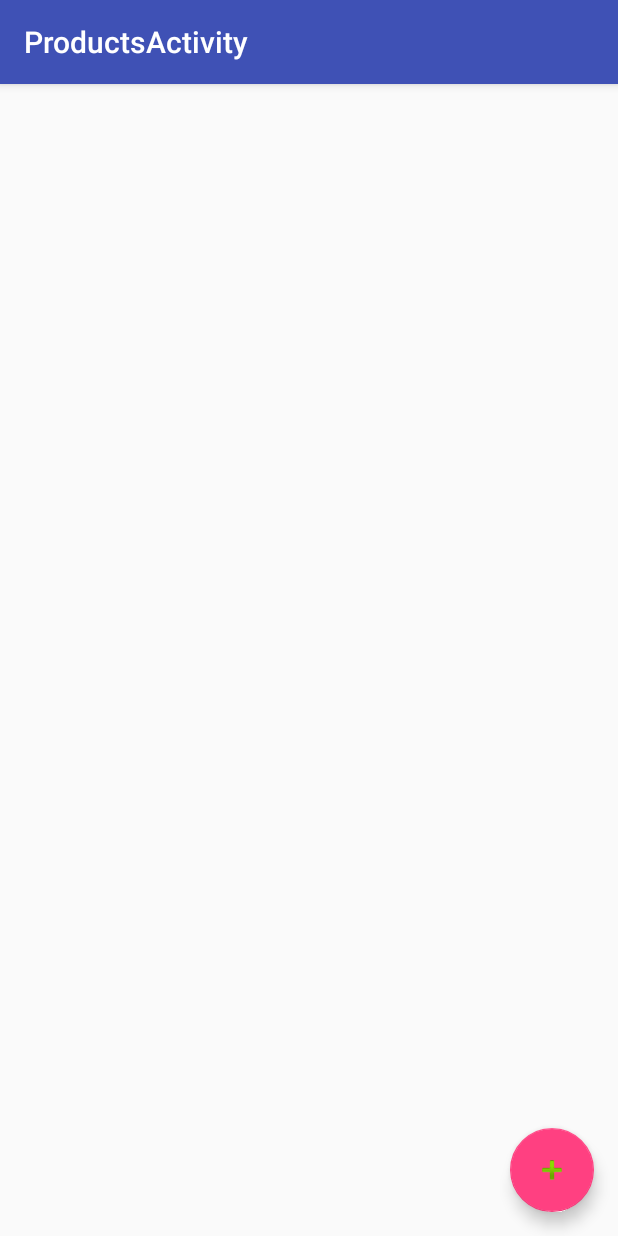
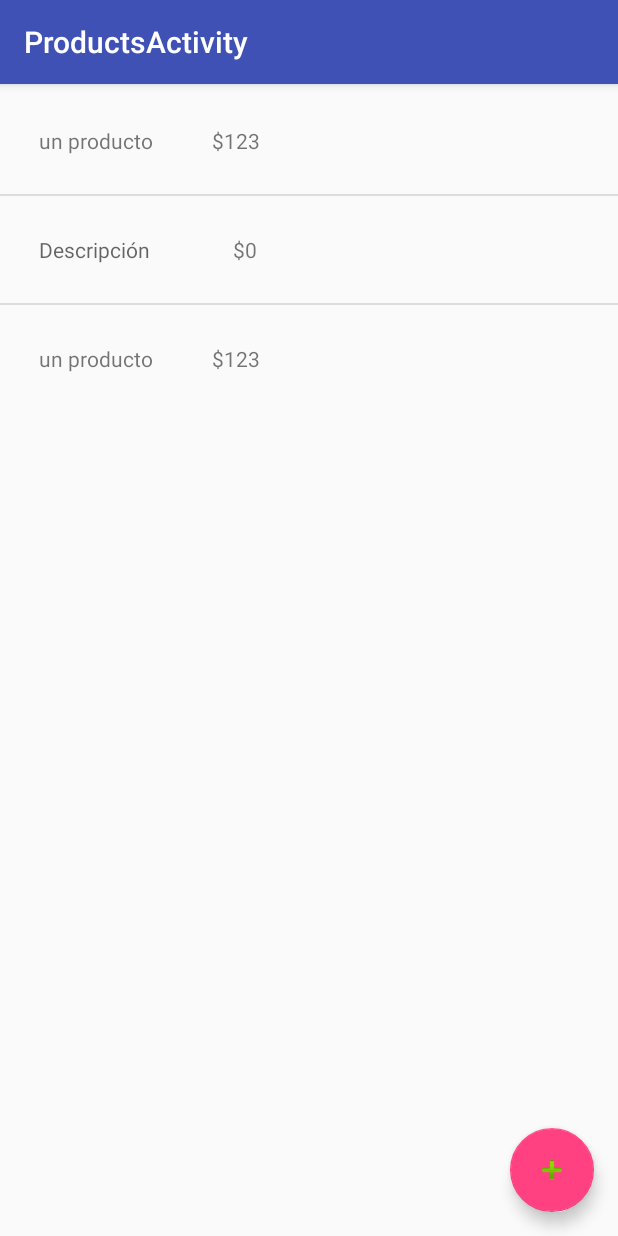
Before and after one commit to charloq/MiniSalesManager, an Android app: the MainActivity screen opened directly, with no data from a screen before it, after a tap on "PRODUCTOS", on a phone screen of 412 x 824 dp. Run offline under Robolectric (Android 15) with nearby library versions, the phone set to English and light mode, and no system bars; libraries missing offline, so code that uses them is left out: com.google.zxing.integration.

Commit message:
Product casi listo

```diff
--- a/app/src/main/java/com/manager/minisalesmanager/activity/MainActivity.java
+++ b/app/src/main/java/com/manager/minisalesmanager/activity/MainActivity.java
@@ -7,6 +7,9 @@ import android.view.View;
 import android.widget.Button;
 
 import com.manager.minisalesmanager.R;
+import com.manager.minisalesmanager.dao.DataBaseHandler;
+
+import java.math.BigDecimal;
 
 public class MainActivity extends AppCompatActivity {
 
@@ -14,6 +17,8 @@ public class MainActivity extends AppCompatActivity {
     protected void onCreate(Bundle savedInstanceState) {
         super.onCreate(savedInstanceState);
         setContentView(R.layout.activity_main);
+        DataBaseHandler db = new DataBaseHandler(this);
+        db.addProduct("un producto", new BigDecimal(123), "123456789");
     }
 
     public void goToProducts(View view) {
--- a/app/src/main/java/com/manager/minisalesmanager/activity/ProductsActivity.java
+++ b/app/src/main/java/com/manager/minisalesmanager/activity/ProductsActivity.java
@@ -7,10 +7,17 @@ import android.support.design.widget.Snackbar;
 import android.support.v7.app.AppCompatActivity;
 import android.support.v7.widget.Toolbar;
 import android.view.View;
+import android.widget.ArrayAdapter;
+import android.widget.CursorAdapter;
+import android.widget.ListAdapter;
+import android.widget.ListView;
 
 import com.google.zxing.integration.android.IntentIntegrator;
 import com.google.zxing.integration.android.IntentResult;
 import com.manager.minisalesmanager.R;
+import com.manager.minisalesmanager.adapters.ProductAdapter;
+import com.manager.minisalesmanager.dao.DataBaseHandler;
+import com.manager.minisalesmanager.model.Product;
 
 public class ProductsActivity extends AppCompatActivity implements View.OnClickListener{
 
@@ -21,34 +28,35 @@ public class ProductsActivity extends AppCompatActivity implements View.OnClickL
         Toolbar toolbar = (Toolbar) findViewById(R.id.toolbar);
         setSupportActionBar(toolbar);
 
+        ListView productList = (ListView) findViewById(R.id.listProduct);
+        DataBaseHandler db = new DataBaseHandler(this);
+        ProductAdapter adapter = new ProductAdapter(this, db.getProducts());
+        //ArrayAdapter<Product> adapter = new ArrayAdapter<Product>(this, android.R.layout.simple_list_item_1, db.getProducts());
+        productList.setAdapter(adapter);
+
         FloatingActionButton fab = (FloatingActionButton) findViewById(R.id.scanner_button);
-        /*fab.setOnClickListener(new View.OnClickListener() {
-            @Override
-            public void onClick(View view) {
-                Snackbar.make(view, "Replace with your own action", Snackbar.LENGTH_LONG)
-                        .setAction("Action", null).show();
-            }
-        });*/
         fab.setOnClickListener(this);
     }
 
 
     @Override
     public void onClick(View view) {
-        if(view.getId() == R.id.scanner_button) { // para saber si esta precionado
+        if(view.getId() == R.id.scanner_button) { // para saber si esta presionado
             IntentIntegrator scanIntegrator = new IntentIntegrator(this);
             scanIntegrator.initiateScan();
         }
     }
 
     public void onActivityResult(int requestCode, int resultCode, Intent intent) {
-        String scanContent ="";
+        Intent intentProductData = new Intent(this, AddProductActivity.class);
+        String scanData = "";
         IntentResult scanningResult = IntentIntegrator.parseActivityResult(requestCode, resultCode, intent);
         if(scanningResult == null) {
             //TODO: agregar una validacion
         } else {
-            scanContent = scanningResult.getContents();
-            //TODO: logica para insertar el producto -> ir a otra activity para cargar el resto de los datos
+            scanData = scanningResult.getContents();
+            intentProductData.putExtra("scanData", scanData);
+            this.startActivity(intentProductData);
         }
     }
 }
--- /dev/null
+++ b/app/src/main/java/com/manager/minisalesmanager/adapters/ProductAdapter.java
@@ -0,0 +1,43 @@
+package com.manager.minisalesmanager.adapters;
+
+import android.content.Context;
+import android.database.Cursor;
+import android.view.LayoutInflater;
+import android.view.View;
+import android.view.ViewGroup;
+import android.widget.ArrayAdapter;
+import android.widget.CursorAdapter;
+import android.widget.TextView;
+
+import com.manager.minisalesmanager.R;
+import com.manager.minisalesmanager.model.Product;
+
+import java.util.ArrayList;
+
+/**
+ * Created by charloq on 25/05/16.
+ */
+public class ProductAdapter extends ArrayAdapter<Product> {
+
+    private final Context context;
+    private final ArrayList<Product> products;
+    public ProductAdapter(Context context, ArrayList<Product> products) {
+        super(context, -1, products);
+        this.context = context;
+        this.products = products;
+    }
+
+    @Override
+    public View getView(int position, View convertView, ViewGroup parent) {
+        LayoutInflater inflater = (LayoutInflater) context.getSystemService(Context.LAYOUT_INFLATER_SERVICE);
+
+        View layoutProduct = inflater.inflate(R.layout.content_products, parent, false);
+        TextView txtDescription = (TextView)layoutProduct.findViewById(R.id.description);
+        TextView txtPrice = (TextView)layoutProduct.findViewById(R.id.price);
+        Product actualProduct = products.get(position);
+        txtDescription.setText(actualProduct.getDescription());
+        txtPrice.setText("$" + actualProduct.getPrice().toPlainString());
+
+        return layoutProduct;
+    }
+}
--- /dev/null
+++ b/app/src/main/java/com/manager/minisalesmanager/dao/DataBaseHandler.java
@@ -0,0 +1,65 @@
+package com.manager.minisalesmanager.dao;
+
+import android.content.Context;
+import android.database.sqlite.SQLiteDatabase;
+import android.database.sqlite.SQLiteOpenHelper;
+
+import com.manager.minisalesmanager.model.Product;
+
+import java.math.BigDecimal;
+import java.util.ArrayList;
+import java.util.List;
+
+/**
+ * Created by charloq on 16/05/16.
+ */
+public class DataBaseHandler extends SQLiteOpenHelper {
+
+    private static final String DATABASE_NAME = "MANAGER";
+    private static final int DATABASE_VERSION = 1;
+
+    public String getSQLCreate() {
+        StringBuilder sqlCreate = new StringBuilder();
+        sqlCreate.append("CREATE TABLE PRODUCTS (ID INTEGER NOT NULL, DESCRIPTION TEXT, PRICE REAL, BARCODE TEXT, PRIMARY KEY(ID));");
+        return sqlCreate.toString();
+    }
+
+
+    public DataBaseHandler(Context context, String name,
+                           SQLiteDatabase.CursorFactory factory, int version) {
+        super(context, name, factory, version);
+    }
+
+    public DataBaseHandler(Context context) {
+        super(context, DATABASE_NAME, null, DATABASE_VERSION);
+    }
+
+    @Override
+    public void onCreate(SQLiteDatabase sqLiteDatabase) {
+        sqLiteDatabase.execSQL(getSQLCreate());
+    }
+
+    @Override
+    public void onUpgrade(SQLiteDatabase sqLiteDatabase, int i, int i1) {
+//NOTA: Por simplicidad del ejemplo aquí utilizamos directamente la opción de
+        //      eliminar la tabla anterior y crearla de nuevo vacía con el nuevo formato.
+        //      Sin embargo lo normal será que haya que migrar datos de la tabla antigua
+        //      a la nueva, por lo que este método debería ser más elaborado.
+
+        //Se elimina la versión anterior de la tabla
+        sqLiteDatabase.execSQL("DROP TABLE IF EXISTS PRODUCTS");
+
+        //Se crea la nueva versión de la tabla
+        sqLiteDatabase.execSQL(getSQLCreate());
+    }
+
+    public long addProduct(String description, BigDecimal price, String barCode) {
+        ProductDAO dao = ProductDAO.getInstance(this.getWritableDatabase());
+        return dao.insertProduct(description, price, barCode);
+    }
+
+    public ArrayList<Product> getProducts() {
+        ProductDAO dao = ProductDAO.getInstance(this.getWritableDatabase());
+        return dao.getProducts();
+    }
+}
--- /dev/null
+++ b/app/src/main/java/com/manager/minisalesmanager/dao/ProductDAO.java
@@ -0,0 +1,70 @@
+package com.manager.minisalesmanager.dao;
+
+import android.content.ContentValues;
+import android.database.Cursor;
+import android.database.sqlite.SQLiteDatabase;
+
+import com.manager.minisalesmanager.model.Product;
+
+import java.math.BigDecimal;
+import java.util.ArrayList;
+import java.util.List;
+
+/**
+ * Created by charloq on 16/05/16.
+ */
+public class ProductDAO {
+    private SQLiteDatabase db;
+    private static ProductDAO dao;
+    private static final String PRODUCT_TABLE = "PRODUCTS";
+    private static final String PRODUCTID = "ID";
+    private static final String DESCRIPTION = "DESCRIPTION";
+    private static final String PRICE = "PRICE";
+    private static final String BARCODE = "BARCODE";
+    private static final String[] COLUMNS = {PRODUCTID, DESCRIPTION, PRICE, BARCODE};
+
+
+    public ProductDAO(SQLiteDatabase db) {
+        this.db = db;
+    }
+
+    public static ProductDAO getInstance(SQLiteDatabase db) {
+        if(dao == null) {
+            dao = new ProductDAO(db);
+        }
+        return dao;
+    }
+
+    public long insertProduct(String description, BigDecimal price, String barCode) {
+        long result = 0;
+        ContentValues row = new ContentValues();
+        row.put(DESCRIPTION, description);
+        row.put(PRICE, price.toPlainString());
+        row.put(BARCODE, barCode);
+        result = db.insert(PRODUCT_TABLE, null, row);
+        return result;
+    }
+
+    public ArrayList<Product> getProducts() {
+        ArrayList<Product> productList = new ArrayList<Product>();
+        Product product;
+        Cursor cursor = db.query(PRODUCT_TABLE, COLUMNS, null, null, null, null, null);
+        try {
+            if (cursor.moveToFirst()) {
+                do {
+                    product = new Product();
+                    product.setId(cursor.getLong(0));
+                    product.setDescription(cursor.getString(1));
+                    product.setPrice(new BigDecimal(cursor.getLong(2)));
+                    product.setBarCode(cursor.getString(3));
+                    productList.add(product);
+                } while (cursor.moveToNext());
+            }
+        } catch (Exception e) {
+            e.printStackTrace();
+        } finally {
+            cursor.close();
+        }
+        return productList;
+    }
+}
--- /dev/null
+++ b/app/src/main/java/com/manager/minisalesmanager/model/Entity.java
@@ -0,0 +1,25 @@
+package com.manager.minisalesmanager.model;
+
+/**
+ * Created by charloq on 15/05/16.
+ */
+public class Entity {
+    private Long id;
+    private String description;
+
+    public Long getId() {
+        return id;
+    }
+
+    public void setId(Long id) {
+        this.id = id;
+    }
+
+    public String getDescription() {
+        return description;
+    }
+
+    public void setDescription(String description) {
+        this.description = description;
+    }
+}
--- a/app/src/main/res/layout/activity_products.xml
+++ b/app/src/main/res/layout/activity_products.xml
@@ -20,8 +20,15 @@
             app:popupTheme="@style/AppTheme.PopupOverlay" />
 
     </android.support.design.widget.AppBarLayout>
-
-    <include layout="@layout/content_products" />
+    <ListView
+        android:layout_width="wrap_content"
+        android:layout_height="wrap_content"
+        android:id="@+id/listProduct"
+        android:layout_alignParentTop="true"
+        android:layout_alignParentStart="true"
+        android:layout_alignParentBottom="true"
+        android:layout_marginTop="58dp"/>
+    <!--<include layout="@layout/content_products" />-->
 
     <android.support.design.widget.FloatingActionButton
         android:id="@+id/scanner_button"
--- a/app/src/main/res/layout/content_products.xml
+++ b/app/src/main/res/layout/content_products.xml
@@ -1,15 +1,46 @@
 <?xml version="1.0" encoding="utf-8"?>
-<RelativeLayout xmlns:android="http://schemas.android.com/apk/res/android"
-    xmlns:app="http://schemas.android.com/apk/res-auto"
-    xmlns:tools="http://schemas.android.com/tools"
-    android:layout_width="match_parent"
+<LinearLayout xmlns:android="http://schemas.android.com/apk/res/android"
+    android:orientation="vertical" android:layout_width="match_parent"
     android:layout_height="match_parent"
-    android:paddingBottom="@dimen/activity_vertical_margin"
-    android:paddingLeft="@dimen/activity_horizontal_margin"
-    android:paddingRight="@dimen/activity_horizontal_margin"
-    android:paddingTop="@dimen/activity_vertical_margin"
-    app:layout_behavior="@string/appbar_scrolling_view_behavior"
-    tools:context="com.manager.minisalesmanager.activity.ProductsActivity"
-    tools:showIn="@layout/activity_products">
+    android:weightSum="1">
 
-</RelativeLayout>
+    <LinearLayout
+        android:orientation="horizontal"
+        android:layout_width="match_parent"
+        android:layout_height="wrap_content"
+        android:padding="10dp">
+
+        <TextView
+            android:id="@id/description"
+            android:hint="@string/description"
+            android:layout_width="wrap_content"
+            android:layout_height="match_parent"
+            android:gravity="left"
+            android:padding="@dimen/fab_margin"/>
+
+        <TextView
+            android:id="@id/price"
+            android:hint="@string/price"
+            android:layout_width="wrap_content"
+            android:layout_height="match_parent"
+            android:gravity="right"
+            android:padding="@dimen/fab_margin"/>
+
+
+    </LinearLayout>
+
+
+    <!--<TextView-->
+        <!--android:id="@id/android:empty"-->
+        <!--android:layout_width="match_parent"-->
+        <!--android:layout_height="wrap_content"-->
+        <!--android:text="@string/empty" />-->
+
+
+    <!--<TextView
+        android:id="@id/barCode"
+        android:hint="@string/barCode"
+        android:layout_width="match_parent"
+        android:layout_height="wrap_content"/>-->
+
+</LinearLayout>
--- a/app/src/main/res/values/strings.xml
+++ b/app/src/main/res/values/strings.xml
@@ -19,5 +19,9 @@
     <string name="title_activity_sales">SalesActivity</string>
     <string name="title_activity_products">ProductsActivity</string>
     <string name="title_activity_purchases">PurchasesActivity</string>
-
+    <string name="action_add">Agregar</string>
+    <string name="empty">Sin Datos</string>
+    <string name="description">Descripción</string>
+    <string name="barCode">Código</string>
+    <string name="price">Precio</string>
 </resources>
```
Also changed, not shown: app/src/main/AndroidManifest.xml (+3 -5 lines), app/src/main/java/com/manager/minisalesmanager/activity/AddProductActivity.java (added, +60 -0 lines), app/src/main/java/com/manager/minisalesmanager/model/Operation.java (+1 -10 lines), app/src/main/java/com/manager/minisalesmanager/model/Product.java (+1 -19 lines), app/src/main/res/layout/activity_add_product.xml (added, +43 -0 lines).
